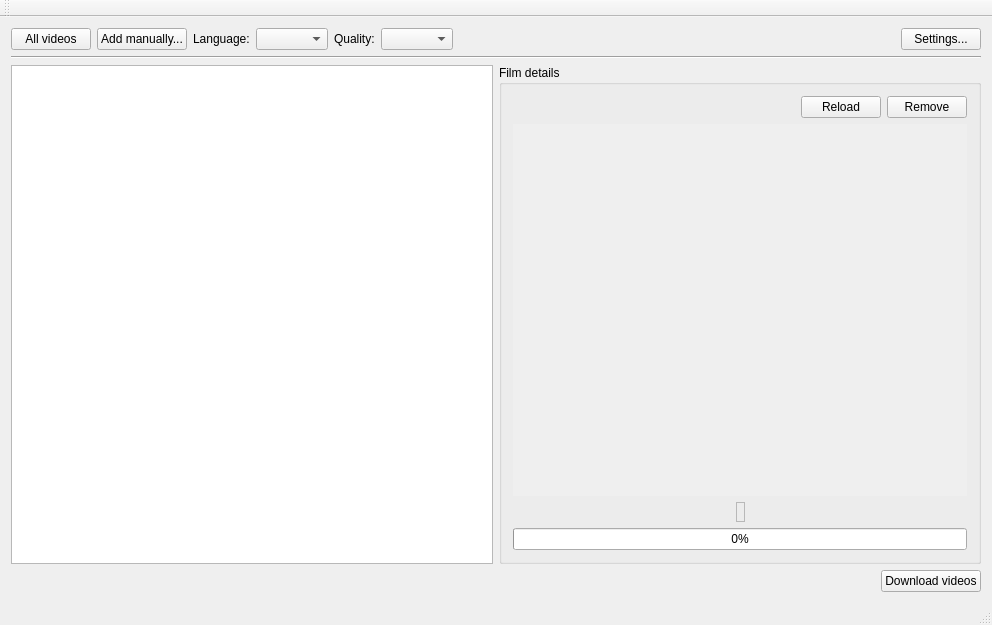
Above: mainwindow.ui from Tofee/artefetcher before the change. Below: the same form after it.
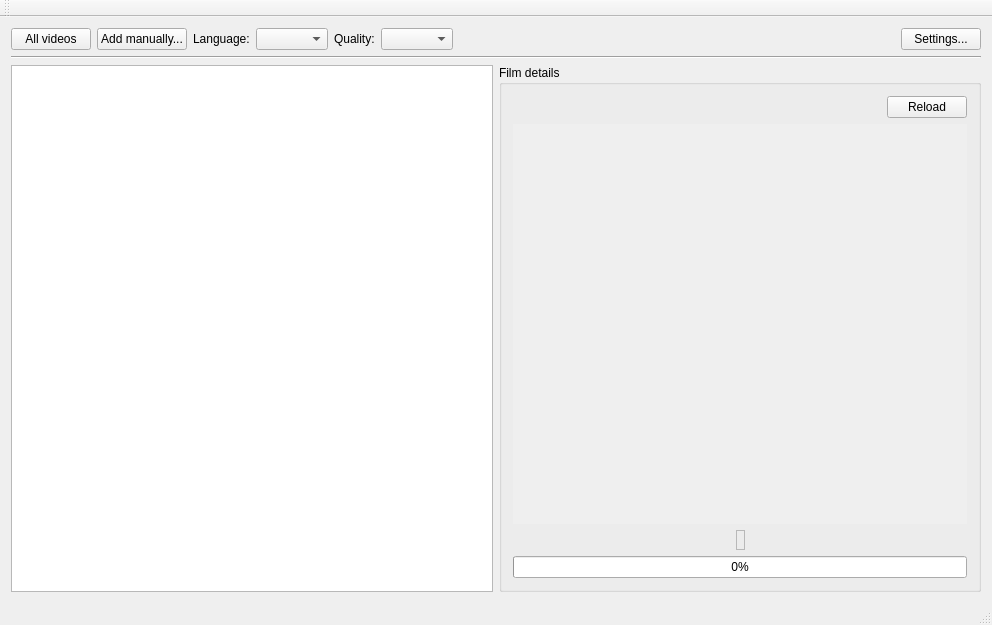
That is the form after the change. Icons and pictures are not drawn.

```diff
--- a/mainwindow.ui
+++ b/mainwindow.ui
@@ -146,13 +146,6 @@
              </property>
             </widget>
            </item>
-           <item>
-            <widget class="QPushButton" name="removeButton">
-             <property name="text">
-              <string>Remove</string>
-             </property>
-            </widget>
-           </item>
           </layout>
          </item>
          <item>
@@ -175,7 +168,7 @@
               <x>0</x>
               <y>0</y>
               <width>475</width>
-              <height>388</height>
+              <height>417</height>
              </rect>
             </property>
             <layout class="QVBoxLayout" name="verticalLayout_3">
@@ -251,30 +244,6 @@
       </item>
      </layout>
     </item>
-    <item>
-     <layout class="QHBoxLayout" name="horizontalLayout_3">
-      <item>
-       <spacer name="horizontalSpacer">
-        <property name="orientation">
-         <enum>Qt::Horizontal</enum>
-        </property>
-        <property name="sizeHint" stdset="0">
-         <size>
-          <width>40</width>
-          <height>20</height>
-         </size>
-        </property>
-       </spacer>
-      </item>
-      <item>
-       <widget class="QPushButton" name="downloadVideosButton">
-        <property name="text">
-         <string>Download videos</string>
-        </property>
-       </widget>
-      </item>
-     </layout>
-    </item>
    </layout>
   </widget>
   <widget class="QMenuBar" name="menuBar">
```
